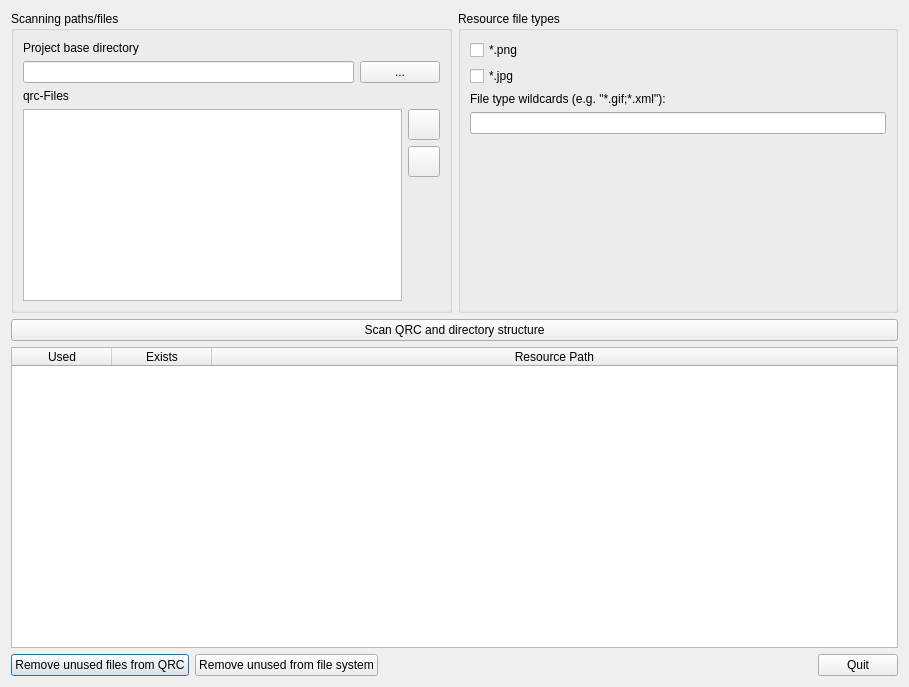
Before: the Qt Designer form QrcChecker/src/QrcChecker.ui in ghorwin/QrcChecker, drawn with Qt 5.
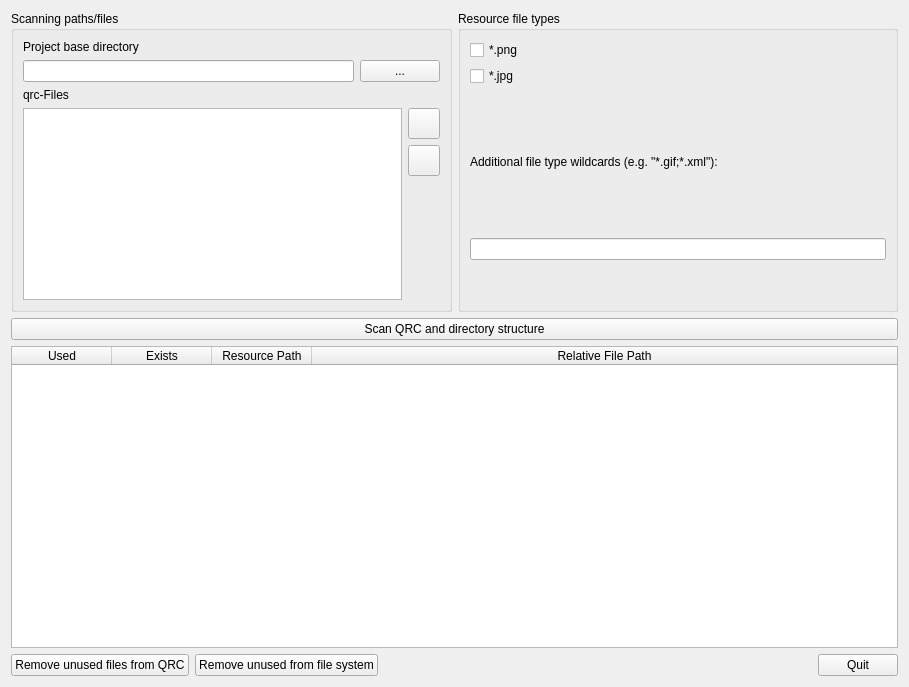
After: the same form once the commit is applied. Icons and pictures are not drawn.

```diff
--- a/QrcChecker/src/QrcChecker.ui
+++ b/QrcChecker/src/QrcChecker.ui
@@ -1,7 +1,7 @@
 <?xml version="1.0" encoding="UTF-8"?>
 <ui version="4.0">
  <class>QrcChecker</class>
- <widget class="QDialog" name="QrcChecker">
+ <widget class="QWidget" name="QrcChecker">
   <property name="geometry">
    <rect>
     <x>0</x>
@@ -13,7 +13,7 @@
   <property name="windowTitle">
    <string>QrcChecker</string>
   </property>
-  <layout class="QGridLayout" name="gridLayout_2" rowstretch="0,1,0,0">
+  <layout class="QGridLayout" name="gridLayout_2" rowstretch="0,0,1,0">
    <item row="3" column="0" colspan="2">
     <layout class="QHBoxLayout" name="horizontalLayout_2">
      <item>
@@ -204,7 +204,7 @@
       <item>
        <widget class="QLabel" name="label">
         <property name="text">
-         <string>File type wildcards (e.g. &quot;*.gif;*.xml&quot;):</string>
+         <string>Additional file type wildcards (e.g. &quot;*.gif;*.xml&quot;):</string>
         </property>
        </widget>
       </item>
@@ -216,6 +216,9 @@
         <property name="orientation">
          <enum>Qt::Vertical</enum>
         </property>
+        <property name="sizeType">
+         <enum>QSizePolicy::Preferred</enum>
+        </property>
         <property name="sizeHint" stdset="0">
          <size>
           <width>20</width>
@@ -263,6 +266,11 @@
        <string>Resource Path</string>
       </property>
      </column>
+     <column>
+      <property name="text">
+       <string>Relative File Path</string>
+      </property>
+     </column>
     </widget>
    </item>
   </layout>
```
